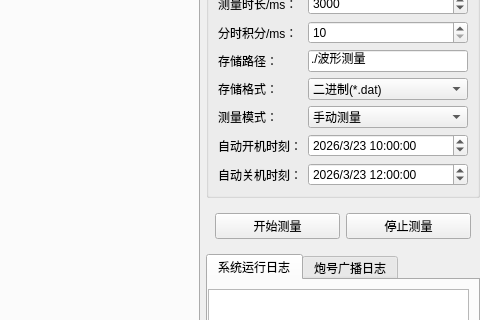
This is mainwindow.ui in MrXiaomao/HardXrayCamera as Qt 5 draws it before an edit; both pictures show x 792 to 1272 and y 149 to 469 of the 1272 by 926 pixel window. The edited form follows.
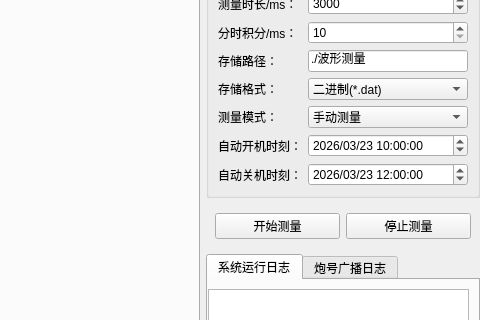
This is the edited form. Icons and pictures are not drawn. Custom widgets are drawn as their Qt base class.

```diff
--- a/mainwindow.ui
+++ b/mainwindow.ui
@@ -944,7 +944,7 @@
                </time>
               </property>
               <property name="displayFormat">
-               <string>yyyy/M/d H:mm:ss</string>
+               <string>yyyy/MM/dd HH:mm:ss</string>
               </property>
              </widget>
             </item>
@@ -984,7 +984,7 @@
                </time>
               </property>
               <property name="displayFormat">
-               <string>yyyy/M/d H:mm:ss</string>
+               <string>yyyy/MM/dd HH:mm:ss</string>
               </property>
              </widget>
             </item>
```
